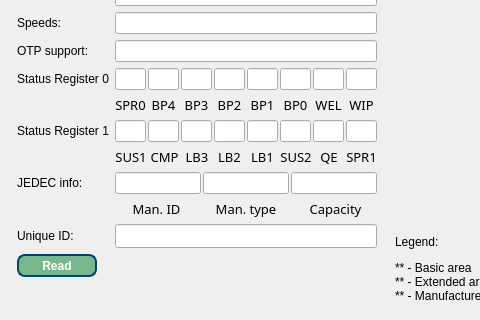
This is IMSProg_programmer/dialogsfdp.ui in bigbigmdm/IMSProg as Qt 5 draws it before an edit; both pictures show x 0 to 480 and y 145 to 465 of the 874 by 465 pixel window. The edited form follows.
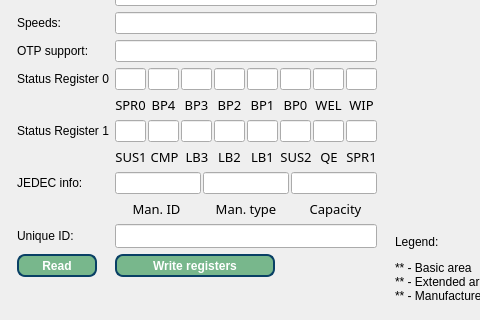
This is the edited form. Icons and pictures are not drawn.

The edit to the form file:
```diff
--- a/IMSProg_programmer/dialogsfdp.ui
+++ b/IMSProg_programmer/dialogsfdp.ui
@@ -26,6 +26,9 @@
      <property name="sizeConstraint">
       <enum>QLayout::SetMinimumSize</enum>
      </property>
+     <property name="formAlignment">
+      <set>Qt::AlignLeading|Qt::AlignLeft|Qt::AlignTop</set>
+     </property>
      <property name="leftMargin">
       <number>6</number>
      </property>
@@ -1399,6 +1402,34 @@
        </property>
       </widget>
      </item>
+     <item row="14" column="1">
+      <widget class="QPushButton" name="pushButton_3">
+       <property name="minimumSize">
+        <size>
+         <width>160</width>
+         <height>23</height>
+        </size>
+       </property>
+       <property name="maximumSize">
+        <size>
+         <width>160</width>
+         <height>23</height>
+        </size>
+       </property>
+       <property name="styleSheet">
+        <string notr="true">QPushButton{
+color: rgb(255, 255, 255);
+background-color: rgb(120, 183, 140);
+border-radius: 20px;
+border: 2px solid #094065;border-radius:8px;font-weight:600;
+}
+QPushButton::pressed{background-color: rgb(115, 210, 22);}</string>
+       </property>
+       <property name="text">
+        <string>Write registers</string>
+       </property>
+      </widget>
+     </item>
     </layout>
    </item>
    <item>
```
